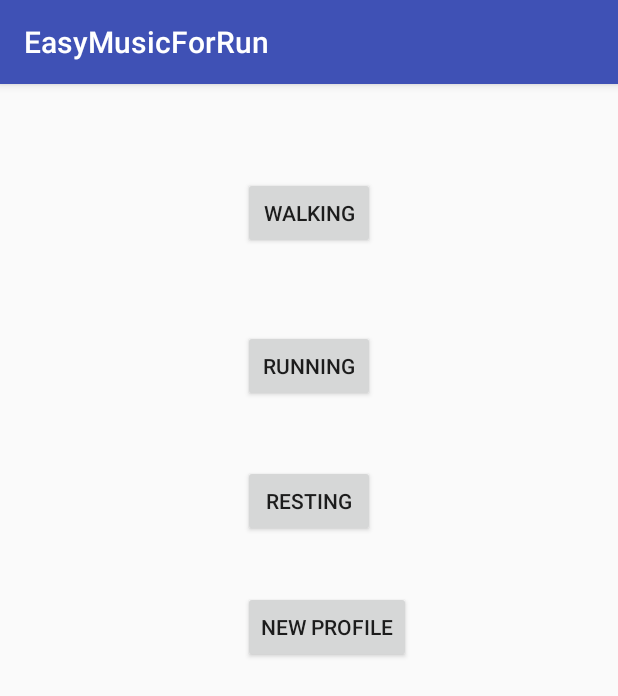
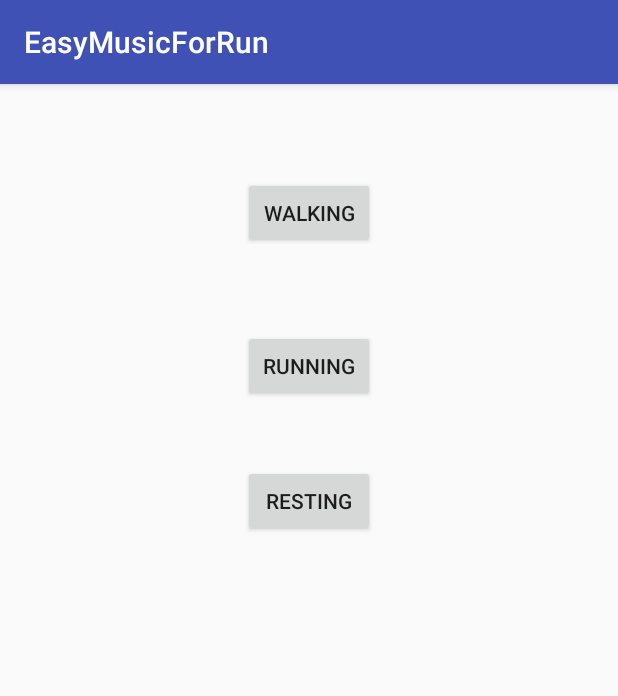
Before and after one commit to samrudhisharma/EasyMusicForRun, an Android app: the ListActivity screen opened directly, with no data from a screen before it, on a phone screen of 412 x 824 dp. Shown: the top 696 px of the screen. Run offline under Robolectric (Android 15) with nearby library versions, the phone set to English and light mode, and no system bars.

Commit message:
Some more changes

```diff
--- a/app/src/main/res/layout/activity_homepage.xml
+++ b/app/src/main/res/layout/activity_homepage.xml
@@ -12,7 +12,7 @@
         <Button
             android:layout_width="wrap_content"
             android:layout_height="wrap_content"
-            android:text="Choose Activity"
+            android:text="Change Activity Settings"
             android:id="@+id/button"
             android:onClick="callListActivity"
             android:layout_gravity="center_horizontal"
@@ -23,7 +23,7 @@
         <Button
             android:layout_width="wrap_content"
             android:layout_height="wrap_content"
-            android:text="Choose Notification"
+            android:text="Change Notification Settings"
             android:onClick="callChooseNotification"
             android:id="@+id/button2"
             android:layout_centerVertical="true"
--- a/app/src/main/res/layout/activity_listactivity.xml
+++ b/app/src/main/res/layout/activity_listactivity.xml
@@ -37,14 +37,5 @@
             android:layout_below="@+id/button5"
             android:layout_alignStart="@+id/button5" />
 
-        <Button
-            android:layout_width="wrap_content"
-            android:layout_height="wrap_content"
-            android:text="New Profile"
-            android:onClick="callUserPreferences"
-            android:id="@+id/button7"
-            android:layout_marginTop="36dp"
-            android:layout_below="@+id/button6"
-            android:layout_alignStart="@+id/button6" />
     </RelativeLayout>
 </LinearLayout>
```
